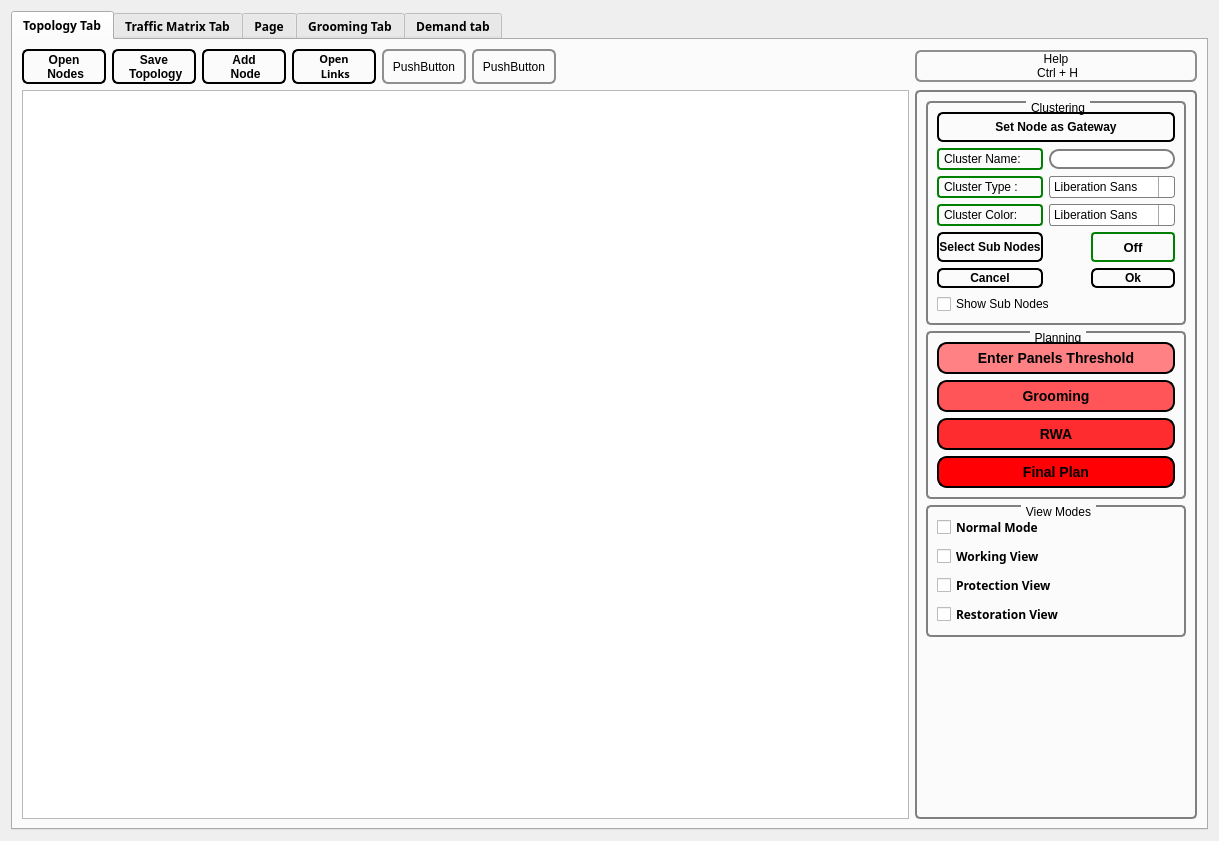
First picture: the form in mainui_6_1.ui, repository farzad1132/NetPlanner, before the edit.
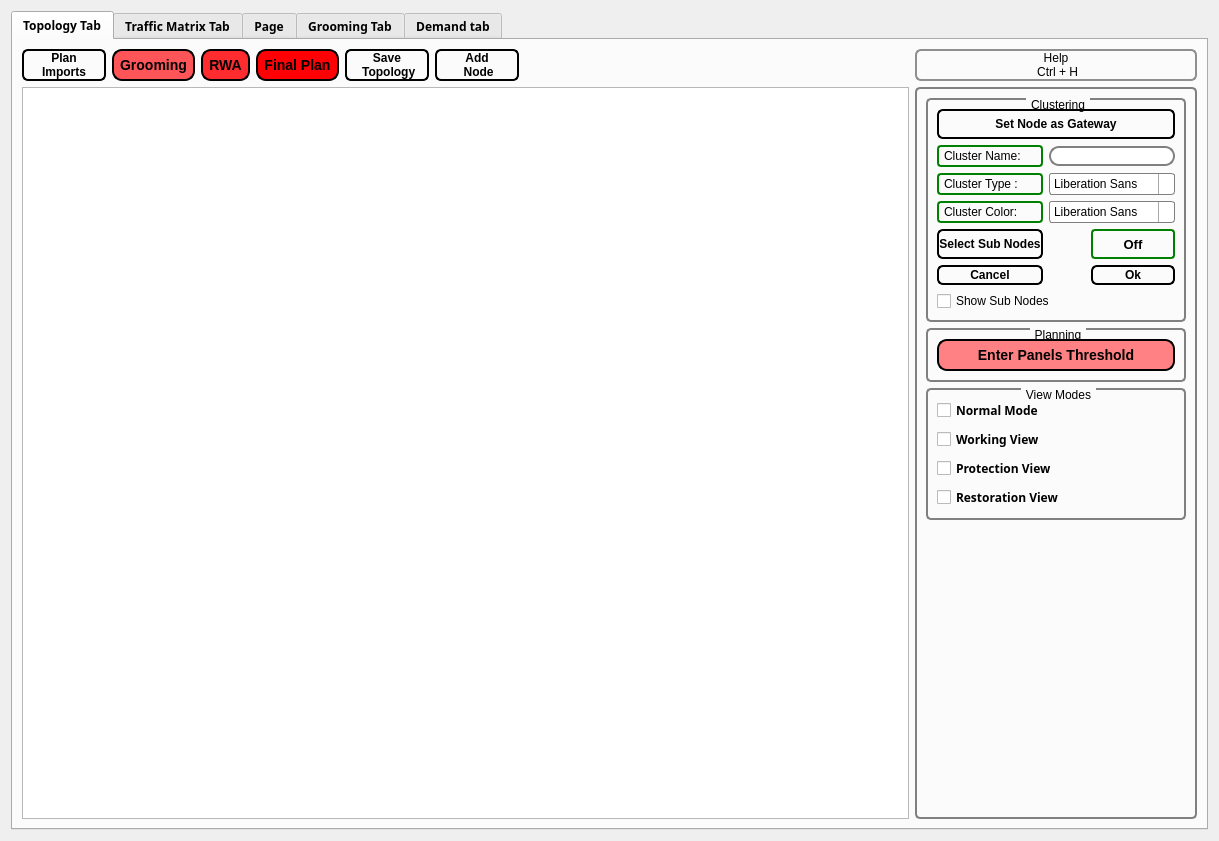
Second picture: the form after the edit. The open tabs and pages were chosen to show the change. Icons and pictures are not drawn. Custom widgets are drawn as their Qt base class.

Commit message: TopologyTab and mainui_6_1 edited again

The edit to the form file:
```diff
--- a/mainui_6_1.ui
+++ b/mainui_6_1.ui
@@ -87,8 +87,89 @@
 }</string>
                </property>
                <property name="text">
-                <string>Open
- Nodes</string>
+                <string>Plan
+Imports</string>
+               </property>
+              </widget>
+             </item>
+             <item>
+              <widget class="QPushButton" name="Grooming_pushbutton">
+               <property name="font">
+                <font>
+                 <pointsize>-1</pointsize>
+                 <weight>75</weight>
+                 <italic>false</italic>
+                 <bold>true</bold>
+                </font>
+               </property>
+               <property name="styleSheet">
+                <string notr="true">
+background-color: rgb(255, 85, 88);
+border-style: outset;
+    border-width: 2px;
+    border-radius: 10px;
+    border-color: dark-orange;
+    font: bold 14px;
+    min-width: 10em;
+    padding: 6px;</string>
+               </property>
+               <property name="text">
+                <string>Grooming</string>
+               </property>
+               <property name="checkable">
+                <bool>false</bool>
+               </property>
+              </widget>
+             </item>
+             <item>
+              <widget class="QPushButton" name="RWA_pushbutton">
+               <property name="font">
+                <font>
+                 <pointsize>-1</pointsize>
+                 <weight>75</weight>
+                 <italic>false</italic>
+                 <bold>true</bold>
+                </font>
+               </property>
+               <property name="styleSheet">
+                <string notr="true">
+background-color: rgb(255, 44, 47);
+border-style: outset;
+    border-width: 2px;
+    border-radius: 10px;
+    border-color: dark-orange;
+    font: bold 14px;
+    min-width: 10em;
+    padding: 6px;</string>
+               </property>
+               <property name="text">
+                <string>RWA</string>
+               </property>
+              </widget>
+             </item>
+             <item>
+              <widget class="QPushButton" name="FinalPlan_pushbutton">
+               <property name="font">
+                <font>
+                 <pointsize>-1</pointsize>
+                 <weight>75</weight>
+                 <italic>false</italic>
+                 <bold>true</bold>
+                </font>
+               </property>
+               <property name="styleSheet">
+                <string notr="true">
+background-color: rgb(255, 0, 4);
+border-style: outset;
+    border-width: 2px;
+    border-radius: 10px;
+    border-color: dark-orange;
+    font: bold 14px;
+    min-width: 10em;
+    padding: 6px;</string>
+               </property>
+               <property name="text">
+                <string>Final Plan</string>
                </property>
               </widget>
              </item>
@@ -178,151 +259,6 @@
                </property>
               </widget>
              </item>
-             <item>
-              <widget class="QPushButton" name="OpenLinks_pushbutton">
-               <property name="minimumSize">
-                <size>
-                 <width>84</width>
-                 <height>30</height>
-                </size>
-               </property>
-               <property name="maximumSize">
-                <size>
-                 <width>81</width>
-                 <height>50</height>
-                </size>
-               </property>
-               <property name="font">
-                <font>
-                 <family>IRANSans</family>
-                 <pointsize>8</pointsize>
-                 <weight>75</weight>
-                 <bold>true</bold>
-                </font>
-               </property>
-               <property name="styleSheet">
-                <string notr="true">QPushButton {
-    border: 2px solid #8f8f91;
-    border-radius: 6px;
-    background-color: qlineargradient(x1: 0, y1: 0, x2: 0, y2: 1,
-                                      stop: 0 #f6f7fa, stop: 1 #dadbde);
-    min-width: 80px;
-	border-color: dark-orange;
-}
-
-QPushButton:pressed {
-    background-color: qlineargradient(x1: 0, y1: 0, x2: 0, y2: 1,
-                                      stop: 0 #dadbde, stop: 1 #f6f7fa);
-}
-
-QPushButton:flat {
-    border: none; /* no border for a flat push button */
-}
-
-QPushButton:default {
-    border-color: navy; /* make the default button prominent */
-}</string>
-               </property>
-               <property name="text">
-                <string>Open
- Links</string>
-               </property>
-              </widget>
-             </item>
-             <item>
-              <widget class="QPushButton" name="pushButton_5">
-               <property name="minimumSize">
-                <size>
-                 <width>84</width>
-                 <height>30</height>
-                </size>
-               </property>
-               <property name="maximumSize">
-                <size>
-                 <width>81</width>
-                 <height>50</height>
-                </size>
-               </property>
-               <property name="font">
-                <font>
-                 <weight>50</weight>
-                 <bold>false</bold>
-                </font>
-               </property>
-               <property name="styleSheet">
-                <string notr="true">QPushButton {
-    border: 2px solid #8f8f91;
-    border-radius: 6px;
-    background-color: qlineargradient(x1: 0, y1: 0, x2: 0, y2: 1,
-                                      stop: 0 #f6f7fa, stop: 1 #dadbde);
-    min-width: 80px;
-}
-
-QPushButton:pressed {
-    background-color: qlineargradient(x1: 0, y1: 0, x2: 0, y2: 1,
-                                      stop: 0 #dadbde, stop: 1 #f6f7fa);
-}
-
-QPushButton:flat {
-    border: none; /* no border for a flat push button */
-}
-
-QPushButton:default {
-    border-color: navy; /* make the default button prominent */
-}</string>
-               </property>
-               <property name="text">
-                <string>PushButton</string>
-               </property>
-              </widget>
-             </item>
-             <item>
-              <widget class="QPushButton" name="pushButton_7">
-               <property name="minimumSize">
-                <size>
-                 <width>84</width>
-                 <height>28</height>
-                </size>
-               </property>
-               <property name="maximumSize">
-                <size>
-                 <width>81</width>
-                 <height>50</height>
-                </size>
-               </property>
-               <property name="font">
-                <font>
-                 <weight>50</weight>
-                 <bold>false</bold>
-                </font>
-               </property>
-               <property name="styleSheet">
-                <string notr="true">QPushButton {
-    border: 2px solid #8f8f91;
-    border-radius: 6px;
-    background-color: qlineargradient(x1: 0, y1: 0, x2: 0, y2: 1,
-                                      stop: 0 #f6f7fa, stop: 1 #dadbde);
-    min-width: 80px;
-}
-
-QPushButton:pressed {
-    background-color: qlineargradient(x1: 0, y1: 0, x2: 0, y2: 1,
-                                      stop: 0 #dadbde, stop: 1 #f6f7fa);
-}
-
-QPushButton:flat {
-    border: none; /* no border for a flat push button */
-}
-
-QPushButton:default {
-    border-color: navy; /* make the default button prominent */
-}</string>
-               </property>
-               <property name="text">
-                <string>PushButton</string>
-               </property>
-              </widget>
-             </item>
              <item>
               <spacer name="horizontalSpacer_3">
                <property name="orientation">
@@ -437,87 +373,6 @@
                      </property>
                     </widget>
                    </item>
-                   <item>
-                    <widget class="QPushButton" name="Grooming_pushbutton">
-                     <property name="font">
-                      <font>
-                       <pointsize>-1</pointsize>
-                       <weight>75</weight>
-                       <italic>false</italic>
-                       <bold>true</bold>
-                      </font>
-                     </property>
-                     <property name="styleSheet">
-                      <string notr="true">
-background-color: rgb(255, 85, 88);
-border-style: outset;
-    border-width: 2px;
-    border-radius: 10px;
-    border-color: dark-orange;
-    font: bold 14px;
-    min-width: 10em;
-    padding: 6px;</string>
-                     </property>
-                     <property name="text">
-                      <string>Grooming</string>
-                     </property>
-                     <property name="checkable">
-                      <bool>false</bool>
-                     </property>
-                    </widget>
-                   </item>
-                   <item>
-                    <widget class="QPushButton" name="RWA_pushbutton">
-                     <property name="font">
-                      <font>
-                       <pointsize>-1</pointsize>
-                       <weight>75</weight>
-                       <italic>false</italic>
-                       <bold>true</bold>
-                      </font>
-                     </property>
-                     <property name="styleSheet">
-                      <string notr="true">
-background-color: rgb(255, 44, 47);
-border-style: outset;
-    border-width: 2px;
-    border-radius: 10px;
-    border-color: dark-orange;
-    font: bold 14px;
-    min-width: 10em;
-    padding: 6px;</string>
-                     </property>
-                     <property name="text">
-                      <string>RWA</string>
-                     </property>
-                    </widget>
-                   </item>
-                   <item>
-                    <widget class="QPushButton" name="FinalPlan_pushbutton">
-                     <property name="font">
-                      <font>
-                       <pointsize>-1</pointsize>
-                       <weight>75</weight>
-                       <italic>false</italic>
-                       <bold>true</bold>
-                      </font>
-                     </property>
-                     <property name="styleSheet">
-                      <string notr="true">
-background-color: rgb(255, 0, 4);
-border-style: outset;
-    border-width: 2px;
-    border-radius: 10px;
-    border-color: dark-orange;
-    font: bold 14px;
-    min-width: 10em;
-    padding: 6px;</string>
-                     </property>
-                     <property name="text">
-                      <string>Final Plan</string>
-                     </property>
-                    </widget>
-                   </item>
                   </layout>
                  </item>
                 </layout>
```
Left out of the diff: 166 changed lines with no effect on the pictures. The commit also changes 1 other file.
